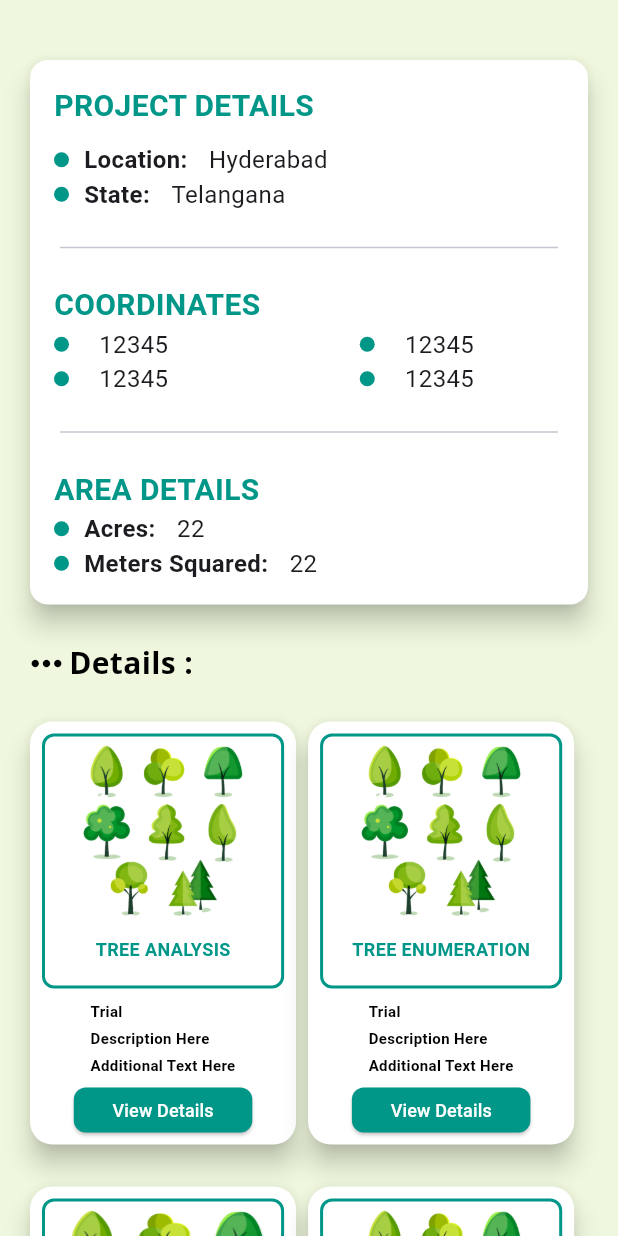
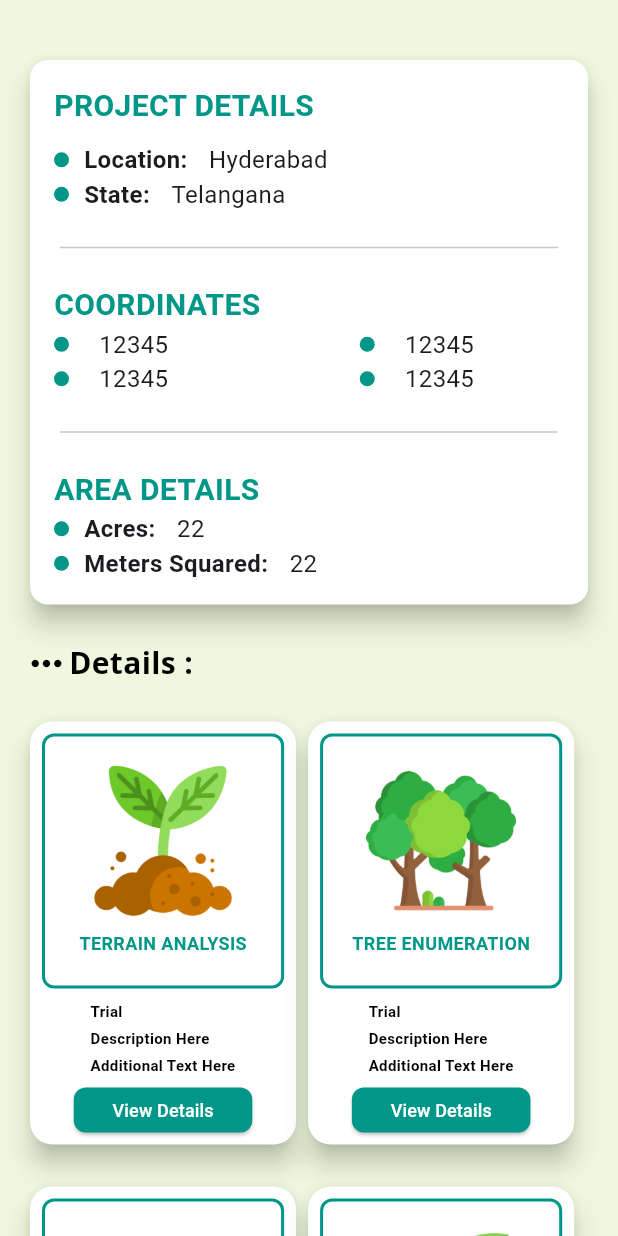
Before and after one commit to vedanthire14/Vanrakshak-SIH-, a Flutter app: the DashBoardScreen screen opened directly, on a phone screen of 412 x 824 dp. Run offline on Flutter 3.47's test engine with Material 3 defaults, Android fonts, the phone set to English and light mode, and no system bars; our stand-ins replace cloud_firestore, dotted_border, firebase_auth, firebase_core, fl_chart, flutter_speed_dial and 2 more; missing offline and left inert: feature_discovery, maps_toolkit; accounts and stored records are empty; project files that could hold a hidden picture were left out.

Commit message:
new images

```diff
--- a/lib/main.dart
+++ b/lib/main.dart
@@ -10,7 +10,6 @@ import 'package:vanrakshak/resources/projectScreens/enumerationScreenData.dart';
 import 'package:vanrakshak/resources/projectScreens/mappingScreenData.dart';
 import 'package:vanrakshak/screens/introSlider/introSlider.dart';
 import 'package:vanrakshak/screens/mainScreens/mainScreen.dart';
-import 'package:vanrakshak/screens/projectScreens/soilAnalysisScreen.dart';
 import 'firebase_options.dart';
 
 void main() async {
--- a/lib/screens/projectScreens/dashboardScreen.dart
+++ b/lib/screens/projectScreens/dashboardScreen.dart
@@ -17,9 +17,9 @@ class _DashBoardScreenState extends State<DashBoardScreen> {
   final String predefinedState = "Telangana";
   final String areaOfMarkedRegion = "12345";
   final List<String> polygonCoordinates = ["12345", "12345", "12345", "12345"];
-  final Color Bgcolor = Color.fromARGB(255, 39, 159, 130);
-  final Color Frontcolor = Color.fromARGB(255, 239, 248, 222);
-  final Color buttoncolor = Color.fromARGB(255, 69, 170, 173);
+  final Color Bgcolor = const Color.fromARGB(255, 39, 159, 130);
+  final Color Frontcolor = const Color.fromARGB(255, 239, 248, 222);
+  final Color buttoncolor = const Color.fromARGB(255, 69, 170, 173);
 
   @override
   Widget build(BuildContext context) {
@@ -27,11 +27,11 @@ class _DashBoardScreenState extends State<DashBoardScreen> {
       backgroundColor: Frontcolor,
       body: SingleChildScrollView(
         child: Padding(
-          padding: EdgeInsets.all(16.0),
+          padding: const EdgeInsets.all(16.0),
           child: Column(
             crossAxisAlignment: CrossAxisAlignment.start,
             children: [
-              SizedBox(height: 20),
+              const SizedBox(height: 20),
               DashBoardDetailCard(
                   location: "Hyderabad",
                   state: "Telangana",
@@ -46,10 +46,10 @@ class _DashBoardScreenState extends State<DashBoardScreen> {
               //   areaOfMarkedRegion: areaOfMarkedRegion,
               //   polygonCoordinates: polygonCoordinates,
               // ), //In widget Section
-              SizedBox(height: 20),
+              const SizedBox(height: 20),
               Row(
                 children: [
-                  Icon(
+                  const Icon(
                     Icons.more_horiz,
                     color: Colors.black,
                     size: 30.0,
@@ -61,20 +61,20 @@ class _DashBoardScreenState extends State<DashBoardScreen> {
                           fontWeight: FontWeight.bold)),
                 ],
               ),
-              SizedBox(height: 20),
+              const SizedBox(height: 20),
               Row(
                 children: [
                   DashboardCard(
                       title: "Trial",
-                      image: Image.asset('assets/project/projectTile50.png'),
+                      image: Image.asset('assets/project/dashboard1.png'),
                       description: 'Description Here',
                       additionalText: 'Additional Text Here',
-                      MainTitle: "TREE ANALYSIS",
+                      MainTitle: "TERRAIN ANALYSIS",
                       onTap: () {}),
                   DashboardCard(
                       title: "Trial",
                       image: Image.asset(
-                        'assets/project/projectTile50.png',
+                        'assets/project/dashboard2.png',
                       ),
                       description: 'Description Here',
                       additionalText: 'Additional Text Here',
@@ -82,13 +82,13 @@ class _DashBoardScreenState extends State<DashBoardScreen> {
                       onTap: () {}),
                 ],
               ),
-              SizedBox(height: 20),
+              const SizedBox(height: 20),
               Row(
                 children: [
                   DashboardCard(
                       title: "Trial",
                       image: Image.asset(
-                        'assets/project/projectTile50.png',
+                        'assets/project/dashboard3.png',
                         fit: BoxFit.fill,
                       ),
                       description: 'Description Here',
@@ -98,7 +98,7 @@ class _DashBoardScreenState extends State<DashBoardScreen> {
                   DashboardCard(
                       title: "Trial",
                       image: Image.asset(
-                        'assets/project/projectTile50.png',
+                        'assets/project/dashboard4.png',
                       ),
                       description: 'Description Here',
                       additionalText: 'Additional Text Here',
@@ -106,7 +106,7 @@ class _DashBoardScreenState extends State<DashBoardScreen> {
                       onTap: () {}),
                 ],
               ),
-              SizedBox(height: 20),
+              const SizedBox(height: 20),
             ],
           ),
         ),
--- a/lib/screens/projectScreens/projectMainScreen.dart
+++ b/lib/screens/projectScreens/projectMainScreen.dart
@@ -147,7 +147,7 @@ class _ProjectMainScreenState extends State<ProjectMainScreen> {
   Widget _buildTabView(
       MapScreenData mapScreenData, EnumScreenData enumScreenData) {
     return TabBarView(
-      physics: NeverScrollableScrollPhysics(),
+      physics: const NeverScrollableScrollPhysics(),
       children: [
         (loading)
             ? Container()
--- a/lib/widgets/Dashboard/dashBoardDetailCard.dart
+++ b/lib/widgets/Dashboard/dashBoardDetailCard.dart
@@ -37,21 +37,23 @@ class _DashboardCardState extends State<DashboardCard> {
         borderRadius: BorderRadius.circular(8.0),
       ),
       child: Column(
+        crossAxisAlignment: CrossAxisAlignment.center,
+        mainAxisAlignment: MainAxisAlignment.center,
         children: [
-          Container(
-            width: 160,
-            height: 125,
+          SizedBox(
+            width: 125,
+            height: 100,
             child: ClipRRect(
               borderRadius: BorderRadius.circular(6.0),
               child: widget.image,
             ),
           ),
-          SizedBox(
-            height: 8.0,
+          const SizedBox(
+            height: 10.0,
           ),
           Text(
             widget.MainTitle,
-            style: TextStyle(
+            style: const TextStyle(
               color: Colors.teal,
               fontSize: 12.0,
               fontWeight: FontWeight.bold,
@@ -67,7 +69,7 @@ class _DashboardCardState extends State<DashboardCard> {
       text,
       textAlign: TextAlign.center,
       overflow: TextOverflow.ellipsis,
-      style: TextStyle(
+      style: const TextStyle(
         fontSize: 10,
         fontWeight: FontWeight.bold,
         color: Colors.black,
@@ -76,7 +78,7 @@ class _DashboardCardState extends State<DashboardCard> {
   }
 
   Widget _buildViewDetailsButton() {
-    return Container(
+    return SizedBox(
       height: 30.0,
       width: 119.0,
       child: ElevatedButton(
@@ -87,7 +89,7 @@ class _DashboardCardState extends State<DashboardCard> {
           ),
         ),
         onPressed: widget.onTap,
-        child: Text(
+        child: const Text(
           'View Details',
           style: TextStyle(
             color: Colors.white,
@@ -100,7 +102,7 @@ class _DashboardCardState extends State<DashboardCard> {
 
   @override
   Widget build(BuildContext context) {
-    return Container(
+    return SizedBox(
       width: MediaQuery.of(context).size.width *
           0.45, // Adjust the width for two cards side by side
       child: Card(
@@ -110,25 +112,25 @@ class _DashboardCardState extends State<DashboardCard> {
           borderRadius: BorderRadius.circular(15.0),
         ),
         child: Padding(
-          padding: EdgeInsets.all(8.0),
+          padding: const EdgeInsets.all(8.0),
           child: Column(
             mainAxisAlignment: MainAxisAlignment.center,
             crossAxisAlignment: CrossAxisAlignment.center,
             children: <Widget>[
               _buildImage(),
-              SizedBox(height: 8.0),
+              const SizedBox(height: 8.0),
               Column(
                 mainAxisAlignment: MainAxisAlignment.center,
                 crossAxisAlignment: CrossAxisAlignment.start,
                 children: [
                   _buildText(widget.title),
-                  SizedBox(height: 4.0),
+                  const SizedBox(height: 4.0),
                   _buildText(widget.description),
-                  SizedBox(height: 4.0),
+                  const SizedBox(height: 4.0),
                   _buildText(widget.additionalText),
                 ],
               ),
-              SizedBox(height: 8.0),
+              const SizedBox(height: 8.0),
               _buildViewDetailsButton(),
             ],
           ),
```
Also changed, not shown: assets/project/dashboard1.png (added), assets/project/dashboard2.png (added), assets/project/dashboard3.png (added), assets/project/dashboard4.png (added).
